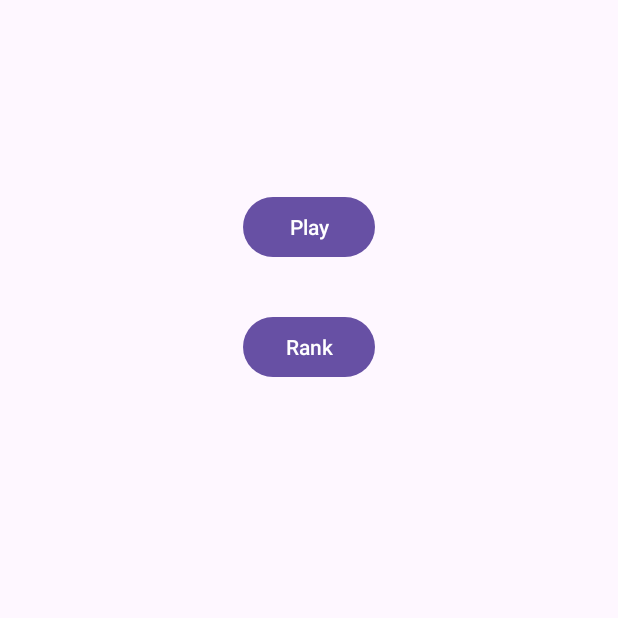
After one commit to tranvietan2001/Kotlin_android_game_myflappybird, an Android app: the InforAfterLoginActivity screen opened directly, with no data from a screen before it, on a phone screen of 412 x 824 dp, the top half of it. The commit adds this screen. Run offline under Robolectric (Android 15) with nearby library versions, the phone set to English and light mode, and no system bars.

Commit message:
login OK

```diff
--- a/app/src/main/AndroidManifest.xml
+++ b/app/src/main/AndroidManifest.xml
@@ -27,6 +27,7 @@
         <activity android:name=".ForgotPasswordActivity"/>
         <activity android:name=".LoginActivity"/>
         <activity android:name=".ShopActivity"/>
+        <activity android:name=".InforAfterLoginActivity"/>
     </application>
 
 </manifest>
--- /dev/null
+++ b/app/src/main/java/com/example/mybird/InforAfterLoginActivity.kt
@@ -0,0 +1,48 @@
+package com.example.mybird
+
+import android.os.Bundle
+import android.view.View
+import android.widget.Button
+import android.widget.TextView
+import androidx.activity.enableEdgeToEdge
+import androidx.appcompat.app.AppCompatActivity
+
+class InforAfterLoginActivity : AppCompatActivity() {
+
+    private lateinit var nameAccountTxt: TextView
+    private lateinit var playBtn: Button
+    private lateinit var rankBtn: Button
+
+
+    override fun onCreate(savedInstanceState: Bundle?) {
+        super.onCreate(savedInstanceState)
+        enableEdgeToEdge() //ẩn phần viền trên
+        setContentView(R.layout.infor_after_login_main)
+
+        val nameAccount = intent.getStringExtra("NAME_ACCOUNT")
+
+        nameAccountTxt = findViewById(R.id.nameAccountTxt)
+        playBtn = findViewById(R.id.playBtn)
+        rankBtn = findViewById(R.id.rankBtn)
+
+
+        nameAccountTxt.text = nameAccount
+
+
+
+    }
+
+    private fun hideSystemUI() {
+        // Thiết lập chế độ toàn màn hình
+        window.decorView.systemUiVisibility = (View.SYSTEM_UI_FLAG_FULLSCREEN
+                or View.SYSTEM_UI_FLAG_HIDE_NAVIGATION
+                or View.SYSTEM_UI_FLAG_IMMERSIVE_STICKY)
+    }
+
+    override fun onWindowFocusChanged(hasFocus: Boolean) {
+        super.onWindowFocusChanged(hasFocus)
+        if (hasFocus) {
+            hideSystemUI() // Đảm bảo chế độ toàn màn hình khi có tiêu điểm
+        }
+    }
+}
--- /dev/null
+++ b/app/src/main/res/layout/infor_after_login_main.xml
@@ -0,0 +1,38 @@
+<?xml version="1.0" encoding="utf-8"?>
+<androidx.constraintlayout.widget.ConstraintLayout xmlns:android="http://schemas.android.com/apk/res/android"
+    xmlns:app="http://schemas.android.com/apk/res-auto"
+    xmlns:tools="http://schemas.android.com/tools"
+    android:layout_width="match_parent"
+    android:layout_height="match_parent">
+
+    <TextView
+        android:id="@+id/nameAccountTxt"
+        android:layout_width="wrap_content"
+        android:layout_height="wrap_content"
+        android:layout_marginTop="50dp"
+        android:text="TextView"
+        android:textSize="34sp"
+        app:layout_constraintEnd_toEndOf="parent"
+        app:layout_constraintStart_toStartOf="parent"
+        app:layout_constraintTop_toTopOf="parent" />
+
+    <Button
+        android:id="@+id/playBtn"
+        android:layout_width="wrap_content"
+        android:layout_height="wrap_content"
+        android:layout_marginTop="32dp"
+        android:text="Play"
+        app:layout_constraintEnd_toEndOf="parent"
+        app:layout_constraintStart_toStartOf="parent"
+        app:layout_constraintTop_toBottomOf="@+id/nameAccountTxt" />
+
+    <Button
+        android:id="@+id/rankBtn"
+        android:layout_width="wrap_content"
+        android:layout_height="wrap_content"
+        android:layout_marginTop="32dp"
+        android:text="Rank"
+        app:layout_constraintEnd_toEndOf="parent"
+        app:layout_constraintStart_toStartOf="parent"
+        app:layout_constraintTop_toBottomOf="@+id/playBtn" />
+</androidx.constraintlayout.widget.ConstraintLayout>
```
Also changed, not shown: app/src/main/java/com/example/mybird/FirebaseManager.kt (+15 -28 lines), app/src/main/java/com/example/mybird/LoginActivity.kt (+13 -1 lines).
